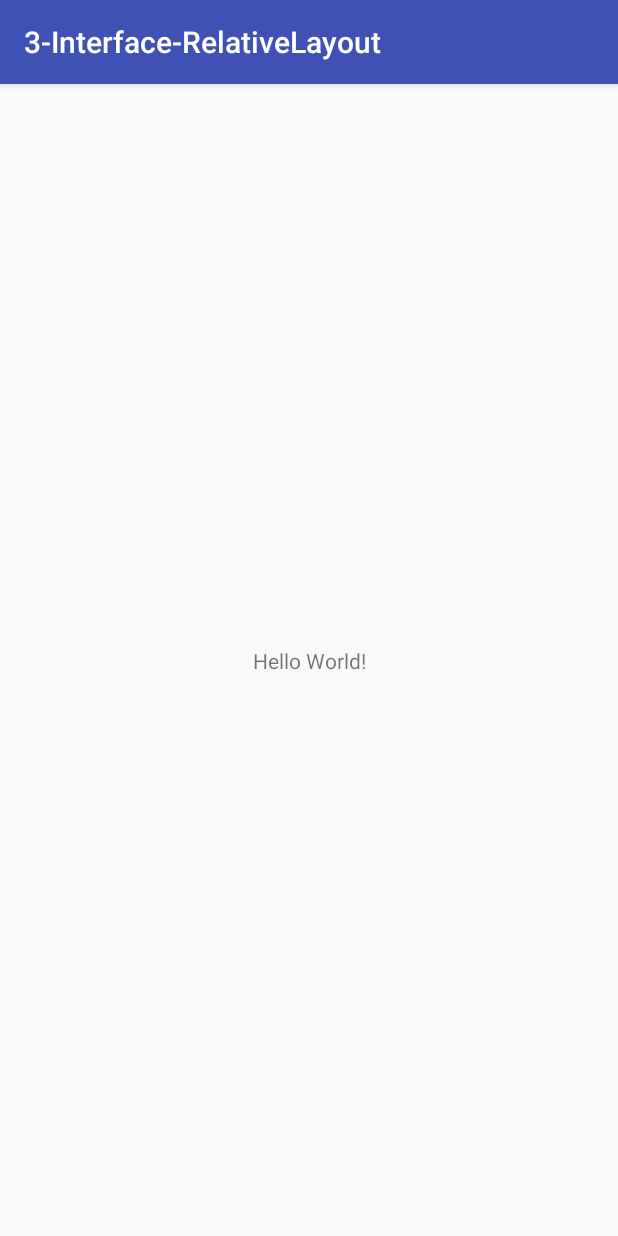
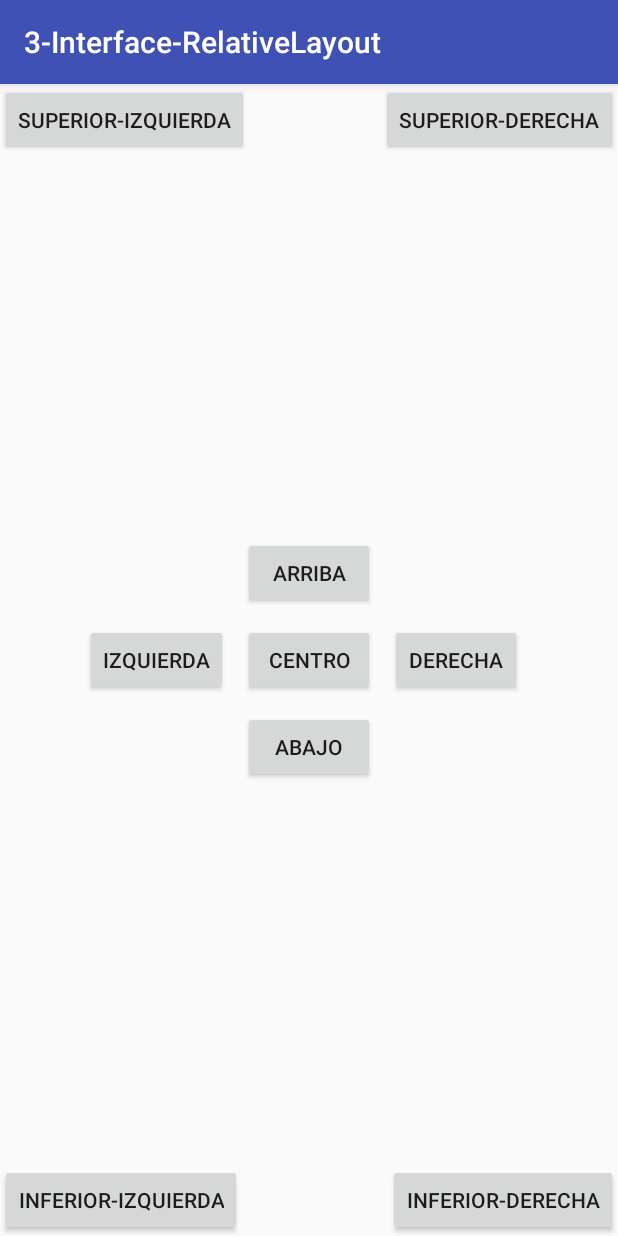
Before and after one commit to jocode/android-remind, an Android app: the screen it shows after launch (MainActivity), on a phone screen of 412 x 824 dp. Run offline under Robolectric (Android 15) with nearby library versions, the phone set to English and light mode, and no system bars.

Commit message:
Interface RelativeLayout
Es importante tener en cuenta los id de cada componente que se coloque
dentro de la etiqueta RelativeLayout, porque la ubicación depende del
componenete padre o de los hijos del padre.

En relative layout usted puede definir el diseño como lo quiera, para
ello cada uno de los componentes disponen de unos atributos que voy a
mencionar a continuación.

* centerInParent -> Centra a un elemento al centro de la pantalla
* centerHorizontal -> Centra al elemento horizontalmente
* centerVertical -> Centra al elemento verticalmente
* layout_below -> Ubica al elemto por debajo de uno que tenga como
referencia
* layout_above -> Ubica al elemento por encima de uno que tenga como
referencia
* layout_alignBaseLine -> Alinea al elemento a la línea base que tenga
como referencia
* layout_toLeftOf -> Alinea el elemento a la Izquierda de un elemento
que tenga como referencia
* layout_toRightOf -> Alínea el elemento a la derecha de uno que tenga
como referencia
* layout_alignParentRight -> Alínea al elemento a la derecha pantalla
* layout_alignParentLeft -> Alínea al elemento a la izquierda de la
pantalla
* layout_alignParentTop -> Alínea al elemento a la parte superior de la
pantalla
* layout_alignParentBotton -> Alínea al elemento a la parte inferior de
la pantalla

Con estos atibutos combinados, se puede crear el tipo de interfaz que
desee.

```diff
--- a/3-Interface-RelativeLayout/app/src/main/res/layout/activity_main.xml
+++ b/3-Interface-RelativeLayout/app/src/main/res/layout/activity_main.xml
@@ -1,18 +1,74 @@
-<?xml version="1.0" encoding="utf-8"?>
-<android.support.constraint.ConstraintLayout xmlns:android="http://schemas.android.com/apk/res/android"
-    xmlns:app="http://schemas.android.com/apk/res-auto"
-    xmlns:tools="http://schemas.android.com/tools"
-    android:layout_width="match_parent"
+<RelativeLayout android:layout_width="match_parent"
     android:layout_height="match_parent"
-    tools:context="com.example.a3_interface_relativelayout.MainActivity">
+    xmlns:android="http://schemas.android.com/apk/res/android">
 
-    <TextView
+    <Button
+        android:id="@+id/btnCentro"
         android:layout_width="wrap_content"
         android:layout_height="wrap_content"
-        android:text="Hello World!"
-        app:layout_constraintBottom_toBottomOf="parent"
-        app:layout_constraintLeft_toLeftOf="parent"
-        app:layout_constraintRight_toRightOf="parent"
-        app:layout_constraintTop_toTopOf="parent" />
+        android:text="Centro"
+        android:layout_centerInParent="true"
+        android:layout_margin="10dp"/>
 
-</android.support.constraint.ConstraintLayout>
+    <Button
+        android:id="@+id/btnArriba"
+        android:layout_width="wrap_content"
+        android:layout_height="wrap_content"
+        android:text="Arriba"
+        android:layout_centerHorizontal="true"
+        android:layout_above="@+id/btnCentro"/>
+
+    <Button
+        android:id="@+id/btnAbajo"
+        android:layout_width="wrap_content"
+        android:layout_height="wrap_content"
+        android:text="Abajo"
+        android:layout_centerHorizontal="true"
+        android:layout_below="@+id/btnCentro"/>
+
+    <Button
+        android:id="@+id/btnDerecha"
+        android:layout_width="wrap_content"
+        android:layout_height="wrap_content"
+        android:text="Derecha"
+        android:layout_alignBaseline="@+id/btnCentro"
+        android:layout_toRightOf="@+id/btnCentro"/>
+
+    <Button
+        android:id="@+id/btnIzquierda"
+        android:layout_width="wrap_content"
+        android:layout_height="wrap_content"
+        android:text="Izquierda"
+        android:layout_alignBaseline="@+id/btnCentro"
+        android:layout_toLeftOf="@+id/btnCentro"/>
+
+    <Button
+        android:layout_width="wrap_content"
+        android:layout_height="wrap_content"
+        android:text="Inferior-Derecha"
+        android:layout_alignParentBottom="true"
+        android:layout_alignParentRight="true"/>
+
+    <Button
+        android:layout_width="wrap_content"
+        android:layout_height="wrap_content"
+        android:text="Superior-Derecha"
+        android:layout_alignParentTop="true"
+        android:layout_alignParentRight="true"/>
+
+
+    <Button
+        android:layout_width="wrap_content"
+        android:layout_height="wrap_content"
+        android:text="Inferior-Izquierda"
+        android:layout_alignParentBottom="true"
+        android:layout_alignParentLeft="true"/>
+
+    <Button
+        android:layout_width="wrap_content"
+        android:layout_height="wrap_content"
+        android:text="Superior-Izquierda"
+        android:layout_alignParentTop="true"
+        android:layout_alignParentLeft="true"/>
+
+</RelativeLayout>
```
